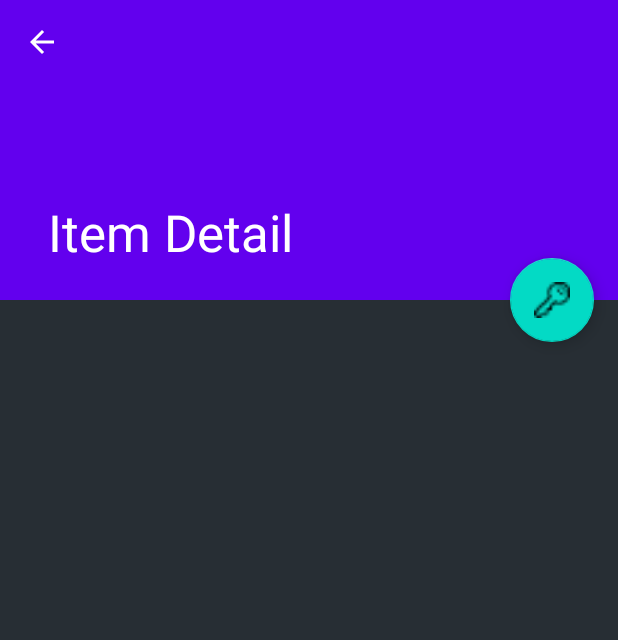
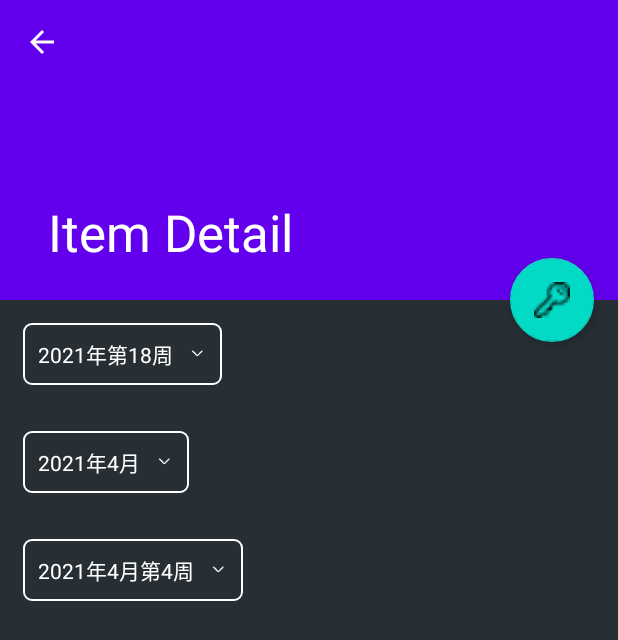
Before and after one commit to ZhangDeJin/UiDemo, an Android app: the ItemDetailActivity screen opened directly, with no data from a screen before it, on a phone screen of 412 x 824 dp. Shown: the top 640 px of the screen. Run offline under Robolectric (Android 15) with nearby library versions, the light colour scheme and no system bars.

Commit message:
UIdemo 增加对为什么进行canvas.translate解释

```diff
--- a/app/src/main/res/layout/activity_item_detail.xml
+++ b/app/src/main/res/layout/activity_item_detail.xml
@@ -47,7 +47,7 @@
             android:layout_width="match_parent"
             android:layout_height="match_parent"
             android:orientation="vertical"
-            android:visibility="gone">
+            android:visibility="visible">
 
             <!--<TextView
                 android:id="@+id/year_week"
--- a/zdjuilibrary/src/main/java/com/zdj/zdjuilibrary/view/VerticalSeekBar.java
+++ b/zdjuilibrary/src/main/java/com/zdj/zdjuilibrary/view/VerticalSeekBar.java
@@ -44,7 +44,7 @@ public class VerticalSeekBar extends AppCompatSeekBar {
 
         //实现向上[0, max]的seekBar
         canvas.rotate(-90);  //将seekBar逆时针旋转90度
-        canvas.translate(-getHeight(), 0);  //将旋转后的视图移动回来
+        canvas.translate(-getHeight(), 0);  //将旋转后的视图移动回来，否则将没有内容。rotate()方法，从字面上来看旋转的是"画布"，但是我们最好是理解成旋转的是画布的坐标轴
 
         /*//实现向下[0, max]的seekBar
         canvas.rotate(90);
```
